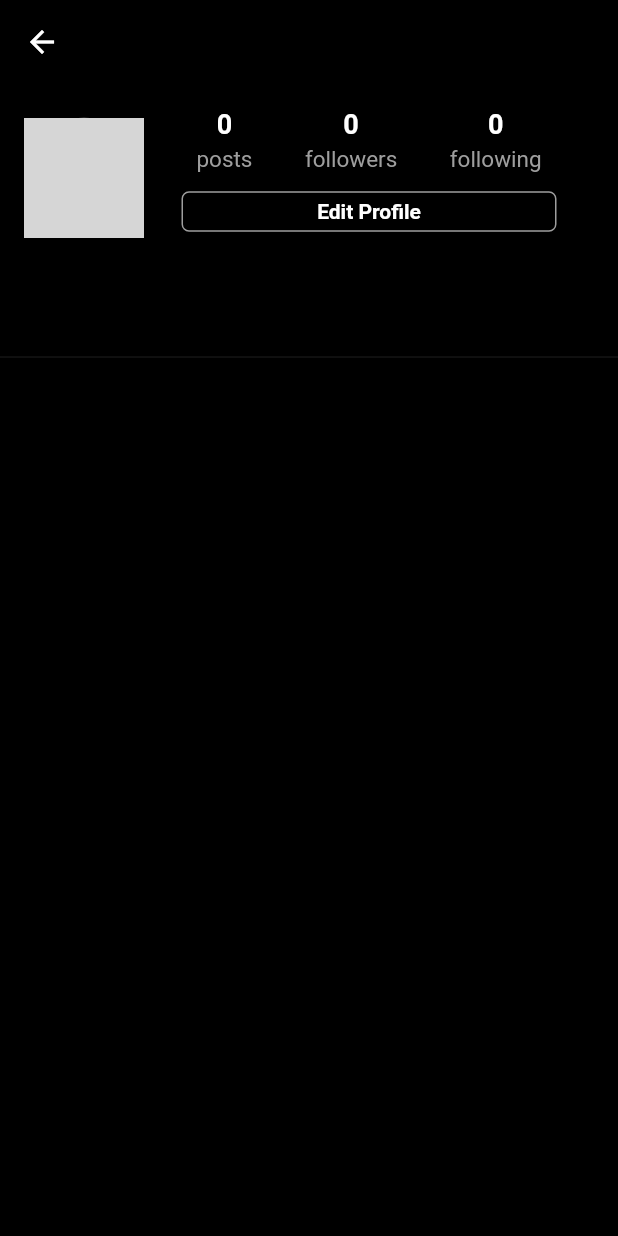
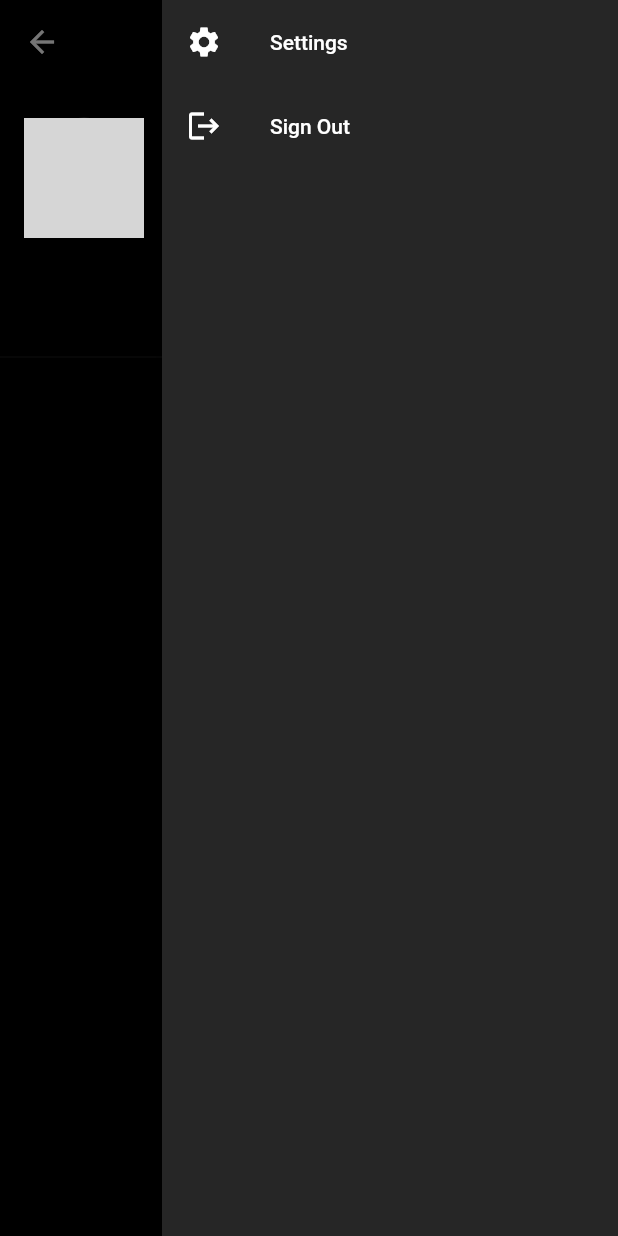
Before and after one commit to AbhiramR2562/instagram-clone-flutter, a Flutter app: the ProfilePage screen opened directly, with the side drawer open (before the commit the screen has no drawer), on a phone screen of 412 x 824 dp. Run offline on Flutter 3.47's test engine with Material 2 defaults, Android fonts, the light colour scheme and no system bars; our stand-ins replace cloud_firestore, firebase_auth, firebase_core, firebase_storage, image_picker; accounts and stored records are empty; generated files the repository leaves out were written again; network calls fail; grey boxes are pictures that could not be loaded.

Commit message:
created signout and responsive web UI

```diff
--- a/lib/pages/login_page.dart
+++ b/lib/pages/login_page.dart
@@ -1,6 +1,7 @@
 import 'package:flutter/material.dart';
 import 'package:instagram_tutorial/pages/register_page.dart';
 import 'package:instagram_tutorial/resources/auth_methods.dart';
+import 'package:instagram_tutorial/utils/gloabal_variables.dart';
 import 'package:instagram_tutorial/utils/util.dart';
 import 'package:instagram_tutorial/widgets/text_field_input.dart';
 
@@ -71,7 +72,10 @@ class _LoginPageState extends State<LoginPage> {
     return Scaffold(
       body: SafeArea(
         child: Container(
-          padding: const EdgeInsets.symmetric(horizontal: 32),
+          padding: MediaQuery.of(context).size.width > webPageSize
+              ? EdgeInsets.symmetric(
+                  horizontal: MediaQuery.of(context).size.width / 3)
+              : const EdgeInsets.symmetric(horizontal: 32),
           width: double.infinity,
           child: Column(
             crossAxisAlignment: CrossAxisAlignment.center,
--- a/lib/pages/profile_page.dart
+++ b/lib/pages/profile_page.dart
@@ -1,10 +1,13 @@
 import 'package:cloud_firestore/cloud_firestore.dart';
 import 'package:firebase_auth/firebase_auth.dart';
 import 'package:flutter/material.dart';
+import 'package:instagram_tutorial/pages/login_page.dart';
+import 'package:instagram_tutorial/resources/auth_methods.dart';
 import 'package:instagram_tutorial/resources/firestore_methods.dart';
 import 'package:instagram_tutorial/utils/colors.dart';
 import 'package:instagram_tutorial/utils/util.dart';
 import 'package:instagram_tutorial/widgets/follow_button.dart';
+import 'package:instagram_tutorial/widgets/custom_tile.dart';
 
 class ProfilePage extends StatefulWidget {
   final String uid;
@@ -78,6 +81,31 @@ class _ProfilePageState extends State<ProfilePage> {
               backgroundColor: mobileBackgroundColor,
               title: Text(userData['username']),
               centerTitle: false,
+            ),
+            //-> Drawer
+            endDrawer: Drawer(
+              backgroundColor: const Color.fromARGB(255, 38, 38, 38),
+              child: ListView(
+                children: [
+                  CustomTile(
+                    text: 'Settings',
+                    icon: Icons.settings,
+                    onTap: () {},
+                  ),
+                  CustomTile(
+                    text: 'Sign Out',
+                    icon: Icons.logout,
+                    onTap: () async {
+                      await AuthMethods().signOut();
+                      Navigator.of(context).pushReplacement(
+                        MaterialPageRoute(
+                          builder: (context) => const LoginPage(),
+                        ),
+                      );
+                    },
+                  ),
+                ],
+              ),
             ),
             body: ListView(
               children: [
--- a/lib/resources/auth_methods.dart
+++ b/lib/resources/auth_methods.dart
@@ -87,4 +87,9 @@ class AuthMethods {
     }
     return res;
   }
+
+  // Sign Out
+  Future<void> signOut() async {
+    _auth.signOut();
+  }
 }
--- /dev/null
+++ b/lib/widgets/custom_tile.dart
@@ -0,0 +1,24 @@
+import 'package:flutter/material.dart';
+import 'package:instagram_tutorial/utils/colors.dart';
+
+class CustomTile extends StatelessWidget {
+  final String text;
+  final IconData icon;
+  final Function() onTap;
+
+  const CustomTile({
+    super.key,
+    required this.text,
+    required this.icon,
+    required this.onTap,
+  });
+
+  @override
+  Widget build(BuildContext context) {
+    return ListTile(
+      title: Text(text),
+      leading: Icon(icon),
+      onTap: onTap,
+    );
+  }
+}
```
Also changed, not shown: lib/pages/feed_page.dart (+14 -2 lines), lib/pages/search_page.dart (+11 -4 lines), lib/responsive/web_page_layout.dart (+90 -3 lines).
